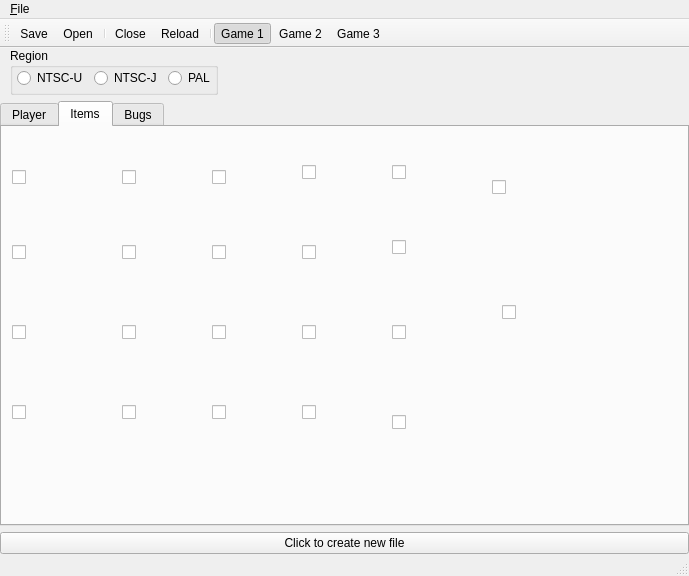
Old version of the form save editor/SS_SaveEditor/mainwindow.ui in the repository Antidote/skyward-sword-save-editor.
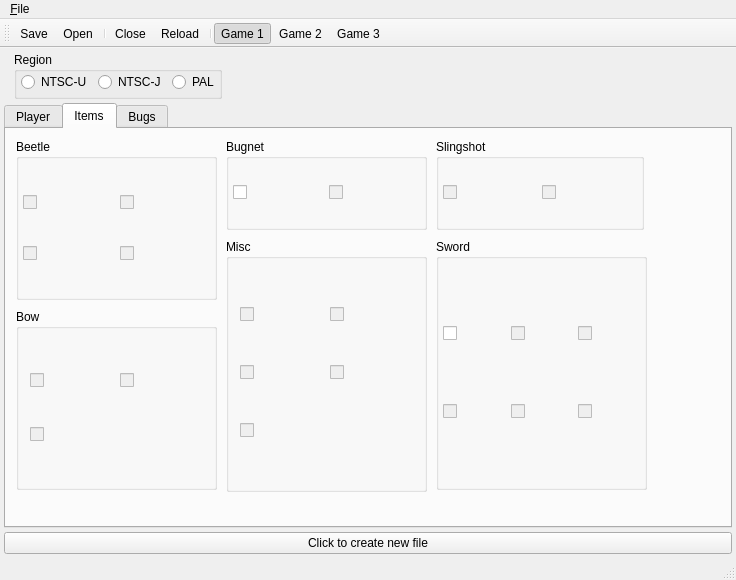
New version of the form. Icons and pictures are not drawn.

Commit message: Changed Items Tab, and added Room ID

Patch:
```diff
--- a/save editor/SS_SaveEditor/mainwindow.ui
+++ b/save editor/SS_SaveEditor/mainwindow.ui
@@ -6,17 +6,20 @@
    <rect>
     <x>0</x>
     <y>0</y>
-    <width>689</width>
-    <height>547</height>
+    <width>736</width>
+    <height>561</height>
    </rect>
   </property>
   <property name="windowTitle">
    <string>WiiKing2 Editor</string>
   </property>
   <widget class="QWidget" name="centralWidget">
-   <layout class="QVBoxLayout" name="verticalLayout_8">
+   <layout class="QVBoxLayout" name="verticalLayout_12">
+    <property name="spacing">
+     <number>4</number>
+    </property>
     <property name="margin">
-     <number>0</number>
+     <number>4</number>
     </property>
     <item>
      <layout class="QHBoxLayout" name="horizontalLayout_4">
@@ -857,445 +860,518 @@
        <attribute name="title">
         <string>Items</string>
        </attribute>
-       <widget class="QCheckBox" name="trainingSwdChkBox">
+       <widget class="QGroupBox" name="groupBox">
         <property name="geometry">
          <rect>
-          <x>10</x>
-          <y>10</y>
-          <width>71</width>
-          <height>81</height>
+          <x>430</x>
+          <y>110</y>
+          <width>211</width>
+          <height>251</height>
          </rect>
         </property>
-        <property name="icon">
-         <iconset resource="resources.qrc">
-          <normaloff>:/swords/PracticeSword</normaloff>:/swords/PracticeSword</iconset>
+        <property name="title">
+         <string>Sword</string>
         </property>
-        <property name="iconSize">
-         <size>
-          <width>32</width>
-          <height>160</height>
-         </size>
-        </property>
+        <layout class="QVBoxLayout" name="verticalLayout_8">
+         <property name="spacing">
+          <number>0</number>
+         </property>
+         <property name="margin">
+          <number>4</number>
+         </property>
+         <item>
+          <layout class="QHBoxLayout" name="horizontalLayout_6">
+           <item>
+            <widget class="QCheckBox" name="trainingSwdChkBox">
+             <property name="icon">
+              <iconset resource="resources.qrc">
+               <normaloff>:/swords/PracticeSword</normaloff>:/swords/PracticeSword</iconset>
+             </property>
+             <property name="iconSize">
+              <size>
+               <width>32</width>
+               <height>160</height>
+              </size>
+             </property>
+            </widget>
+           </item>
+           <item>
+            <widget class="QCheckBox" name="trainingSwdChkBox_10">
+             <property name="enabled">
+              <bool>false</bool>
+             </property>
+             <property name="icon">
+              <iconset resource="resources.qrc">
+               <normaloff>:/swords/GoddessSword</normaloff>:/swords/GoddessSword</iconset>
+             </property>
+             <property name="iconSize">
+              <size>
+               <width>32</width>
+               <height>160</height>
+              </size>
+             </property>
+            </widget>
+           </item>
+           <item>
+            <widget class="QCheckBox" name="trainingSwdChkBox_11">
+             <property name="enabled">
+              <bool>false</bool>
+             </property>
+             <property name="icon">
+              <iconset resource="resources.qrc">
+               <normaloff>:/swords/GoddessWhiteSword</normaloff>:/swords/GoddessWhiteSword</iconset>
+             </property>
+             <property name="iconSize">
+              <size>
+               <width>32</width>
+               <height>160</height>
+              </size>
+             </property>
+            </widget>
+           </item>
+          </layout>
+         </item>
+         <item>
+          <layout class="QHBoxLayout" name="horizontalLayout_12">
+           <item>
+            <widget class="QCheckBox" name="trainingSwdChkBox_12">
+             <property name="enabled">
+              <bool>false</bool>
+             </property>
+             <property name="icon">
+              <iconset resource="resources.qrc">
+               <normaloff>:/swords/LongSword</normaloff>:/swords/LongSword</iconset>
+             </property>
+             <property name="iconSize">
+              <size>
+               <width>32</width>
+               <height>160</height>
+              </size>
+             </property>
+            </widget>
+           </item>
+           <item>
+            <widget class="QCheckBox" name="trainingSwdChkBox_13">
+             <property name="enabled">
+              <bool>false</bool>
+             </property>
+             <property name="icon">
+              <iconset resource="resources.qrc">
+               <normaloff>:/swords/MasterSword</normaloff>:/swords/MasterSword</iconset>
+             </property>
+             <property name="iconSize">
+              <size>
+               <width>32</width>
+               <height>160</height>
+              </size>
+             </property>
+            </widget>
+           </item>
+           <item>
+            <widget class="QCheckBox" name="trainingSwdChkBox_27">
+             <property name="enabled">
+              <bool>false</bool>
+             </property>
+             <property name="icon">
+              <iconset resource="resources.qrc">
+               <normaloff>:/swords/TrueMasterSword</normaloff>:/swords/TrueMasterSword</iconset>
+             </property>
+             <property name="iconSize">
+              <size>
+               <width>32</width>
+               <height>160</height>
+              </size>
+             </property>
+            </widget>
+           </item>
+          </layout>
+         </item>
+        </layout>
        </widget>
-       <widget class="QCheckBox" name="bugNetChkBox">
+       <widget class="QGroupBox" name="groupBox_2">
         <property name="geometry">
          <rect>
           <x>10</x>
-          <y>90</y>
-          <width>81</width>
-          <height>71</height>
-         </rect>
-        </property>
-        <property name="icon">
-         <iconset resource="resources.qrc">
-          <normaloff>:/weapons/Bugnet</normaloff>:/weapons/Bugnet</iconset>
-        </property>
-        <property name="iconSize">
-         <size>
-          <width>64</width>
-          <height>64</height>
-         </size>
-        </property>
-       </widget>
-       <widget class="QCheckBox" name="bugNetChkBox_2">
-        <property name="geometry">
-         <rect>
-          <x>10</x>
-          <y>250</y>
-          <width>81</width>
-          <height>71</height>
-         </rect>
-        </property>
-        <property name="icon">
-         <iconset resource="resources.qrc">
-          <normaloff>:/weapons/Bomb</normaloff>:/weapons/Bomb</iconset>
-        </property>
-        <property name="iconSize">
-         <size>
-          <width>64</width>
-          <height>64</height>
-         </size>
-        </property>
-       </widget>
-       <widget class="QCheckBox" name="trainingSwdChkBox_2">
-        <property name="geometry">
-         <rect>
-          <x>10</x>
-          <y>170</y>
-          <width>81</width>
-          <height>71</height>
-         </rect>
-        </property>
-        <property name="icon">
-         <iconset resource="resources.qrc">
-          <normaloff>:/weapons/BigBugnet</normaloff>:/weapons/BigBugnet</iconset>
-        </property>
-        <property name="iconSize">
-         <size>
-          <width>64</width>
-          <height>64</height>
-         </size>
-        </property>
-       </widget>
-       <widget class="QCheckBox" name="bugNetChkBox_3">
-        <property name="geometry">
-         <rect>
-          <x>210</x>
-          <y>250</y>
-          <width>81</width>
-          <height>71</height>
-         </rect>
-        </property>
-        <property name="icon">
-         <iconset resource="resources.qrc">
-          <normaloff>:/weapons/IronBow</normaloff>:/weapons/IronBow</iconset>
-        </property>
-        <property name="iconSize">
-         <size>
-          <width>64</width>
-          <height>64</height>
-         </size>
-        </property>
-       </widget>
-       <widget class="QCheckBox" name="trainingSwdChkBox_3">
-        <property name="geometry">
-         <rect>
-          <x>210</x>
-          <y>90</y>
-          <width>81</width>
-          <height>71</height>
-         </rect>
-        </property>
-        <property name="icon">
-         <iconset resource="resources.qrc">
-          <normaloff>:/weapons/ToughBeetle</normaloff>:/weapons/ToughBeetle</iconset>
-        </property>
-        <property name="iconSize">
-         <size>
-          <width>64</width>
-          <height>64</height>
-         </size>
-        </property>
-       </widget>
-       <widget class="QCheckBox" name="bugNetChkBox_4">
-        <property name="geometry">
-         <rect>
-          <x>120</x>
-          <y>170</y>
-          <width>81</width>
-          <height>71</height>
-         </rect>
-        </property>
-        <property name="icon">
-         <iconset resource="resources.qrc">
-          <normaloff>:/weapons/Harp</normaloff>:/weapons/Harp</iconset>
-        </property>
-        <property name="iconSize">
-         <size>
-          <width>64</width>
-          <height>64</height>
-         </size>
-        </property>
-       </widget>
-       <widget class="QCheckBox" name="trainingSwdChkBox_4">
-        <property name="geometry">
-         <rect>
-          <x>120</x>
-          <y>90</y>
-          <width>81</width>
-          <height>71</height>
-         </rect>
-        </property>
-        <property name="icon">
-         <iconset resource="resources.qrc">
-          <normaloff>:/weapons/SpeedBeetle</normaloff>:/weapons/SpeedBeetle</iconset>
-        </property>
-        <property name="iconSize">
-         <size>
-          <width>64</width>
-          <height>64</height>
-         </size>
-        </property>
-       </widget>
-       <widget class="QCheckBox" name="bugNetChkBox_5">
-        <property name="geometry">
-         <rect>
-          <x>300</x>
           <y>10</y>
-          <width>81</width>
-          <height>71</height>
+          <width>201</width>
+          <height>161</height>
          </rect>
         </property>
-        <property name="icon">
-         <iconset resource="resources.qrc">
-          <normaloff>:/weapons/ScatterShot</normaloff>:/weapons/ScatterShot</iconset>
+        <property name="title">
+         <string>Beetle</string>
         </property>
-        <property name="iconSize">
-         <size>
-          <width>64</width>
-          <height>64</height>
-         </size>
-        </property>
+        <layout class="QVBoxLayout" name="verticalLayout_9">
+         <property name="spacing">
+          <number>4</number>
+         </property>
+         <property name="margin">
+          <number>4</number>
+         </property>
+         <item>
+          <layout class="QHBoxLayout" name="horizontalLayout_7">
+           <item>
+            <widget class="QCheckBox" name="beetleChkBox">
+             <property name="enabled">
+              <bool>false</bool>
+             </property>
+             <property name="icon">
+              <iconset resource="resources.qrc">
+               <normaloff>:/weapons/Beetle</normaloff>:/weapons/Beetle</iconset>
+             </property>
+             <property name="iconSize">
+              <size>
+               <width>64</width>
+               <height>64</height>
+              </size>
+             </property>
+            </widget>
+           </item>
+           <item>
+            <widget class="QCheckBox" name="hookBeetleChkBox">
+             <property name="enabled">
+              <bool>false</bool>
+             </property>
+             <property name="icon">
+              <iconset resource="resources.qrc">
+               <normaloff>:/weapons/HookBeetle</normaloff>:/weapons/HookBeetle</iconset>
+             </property>
+             <property name="iconSize">
+              <size>
+               <width>64</width>
+               <height>64</height>
+              </size>
+             </property>
+            </widget>
+           </item>
+          </layout>
+         </item>
+         <item>
+          <layout class="QHBoxLayout" name="horizontalLayout_9">
+           <item>
+            <widget class="QCheckBox" name="speedBeetleChkBox_4">
+             <property name="enabled">
+              <bool>false</bool>
+             </property>
+             <property name="icon">
+              <iconset resource="resources.qrc">
+               <normaloff>:/weapons/SpeedBeetle</normaloff>:/weapons/SpeedBeetle</iconset>
+             </property>
+             <property name="iconSize">
+              <size>
+               <width>64</width>
+               <height>64</height>
+              </size>
+             </property>
+            </widget>
+           </item>
+           <item>
+            <widget class="QCheckBox" name="toughBeetleChkBox_3">
+             <property name="enabled">
+              <bool>false</bool>
+             </property>
+             <property name="icon">
+              <iconset resource="resources.qrc">
+               <normaloff>:/weapons/ToughBeetle</normaloff>:/weapons/ToughBeetle</iconset>
+             </property>
+             <property name="iconSize">
+              <size>
+               <width>64</width>
+               <height>64</height>
+              </size>
+             </property>
+            </widget>
+           </item>
+          </layout>
+         </item>
+        </layout>
        </widget>
-       <widget class="QCheckBox" name="trainingSwdChkBox_5">
+       <widget class="QGroupBox" name="groupBox_3">
         <property name="geometry">
          <rect>
-          <x>300</x>
-          <y>250</y>
-          <width>81</width>
-          <height>71</height>
-         </rect>
-        </property>
-        <property name="icon">
-         <iconset resource="resources.qrc">
-          <normaloff>:/weapons/Whip</normaloff>:/weapons/Whip</iconset>
-        </property>
-        <property name="iconSize">
-         <size>
-          <width>64</width>
-          <height>64</height>
-         </size>
-        </property>
-       </widget>
-       <widget class="QCheckBox" name="bugNetChkBox_6">
-        <property name="geometry">
-         <rect>
-          <x>210</x>
-          <y>170</y>
-          <width>81</width>
-          <height>71</height>
-         </rect>
-        </property>
-        <property name="icon">
-         <iconset resource="resources.qrc">
-          <normaloff>:/weapons/SacredBow</normaloff>:/weapons/SacredBow</iconset>
-        </property>
-        <property name="iconSize">
-         <size>
-          <width>64</width>
-          <height>64</height>
-         </size>
-        </property>
-       </widget>
-       <widget class="QCheckBox" name="trainingSwdChkBox_6">
-        <property name="geometry">
-         <rect>
-          <x>120</x>
+          <x>430</x>
           <y>10</y>
-          <width>81</width>
-          <height>81</height>
+          <width>208</width>
+          <height>91</height>
          </rect>
         </property>
-        <property name="icon">
-         <iconset resource="resources.qrc">
-          <normaloff>:/weapons/Beetle</normaloff>:/weapons/Beetle</iconset>
+        <property name="title">
+         <string>Slingshot</string>
         </property>
-        <property name="iconSize">
-         <size>
-          <width>64</width>
-          <height>64</height>
-         </size>
-        </property>
+        <layout class="QHBoxLayout" name="horizontalLayout_8">
+         <property name="spacing">
+          <number>4</number>
+         </property>
+         <property name="margin">
+          <number>4</number>
+         </property>
+         <item>
+          <widget class="QCheckBox" name="slingShotChkBox">
+           <property name="enabled">
+            <bool>false</bool>
+           </property>
+           <property name="icon">
+            <iconset resource="resources.qrc">
+             <normaloff>:/weapons/SlingShot</normaloff>:/weapons/SlingShot</iconset>
+           </property>
+           <property name="iconSize">
+            <size>
+             <width>64</width>
+             <height>64</height>
+            </size>
+           </property>
+          </widget>
+         </item>
+         <item>
+          <widget class="QCheckBox" name="scatterShotChkBox">
+           <property name="enabled">
+            <bool>false</bool>
+           </property>
+           <property name="icon">
+            <iconset resource="resources.qrc">
+             <normaloff>:/weapons/ScatterShot</normaloff>:/weapons/ScatterShot</iconset>
+           </property>
+           <property name="iconSize">
+            <size>
+             <width>64</width>
+             <height>64</height>
+            </size>
+           </property>
+          </widget>
+         </item>
+        </layout>
        </widget>
-       <widget class="QCheckBox" name="bugNetChkBox_7">
+       <widget class="QGroupBox" name="groupBox_4">
         <property name="geometry">
          <rect>
-          <x>300</x>
-          <y>90</y>
-          <width>81</width>
-          <height>71</height>
-         </rect>
-        </property>
-        <property name="icon">
-         <iconset resource="resources.qrc">
-          <normaloff>:/weapons/SlingShot</normaloff>:/weapons/SlingShot</iconset>
-        </property>
-        <property name="iconSize">
-         <size>
-          <width>64</width>
-          <height>64</height>
-         </size>
-        </property>
-       </widget>
-       <widget class="QCheckBox" name="trainingSwdChkBox_7">
-        <property name="geometry">
-         <rect>
-          <x>210</x>
+          <x>220</x>
           <y>10</y>
-          <width>81</width>
-          <height>81</height>
-         </rect>
-        </property>
-        <property name="icon">
-         <iconset resource="resources.qrc">
-          <normaloff>:/weapons/HookBeetle</normaloff>:/weapons/HookBeetle</iconset>
-        </property>
-        <property name="iconSize">
-         <size>
-          <width>64</width>
-          <height>64</height>
-         </size>
-        </property>
-       </widget>
-       <widget class="QCheckBox" name="bugNetChkBox_8">
-        <property name="geometry">
-         <rect>
-          <x>120</x>
-          <y>250</y>
-          <width>81</width>
-          <height>71</height>
-         </rect>
-        </property>
-        <property name="icon">
-         <iconset resource="resources.qrc">
-          <normaloff>:/weapons/Bow</normaloff>:/weapons/Bow</iconset>
-        </property>
-        <property name="iconSize">
-         <size>
-          <width>64</width>
-          <height>64</height>
-         </size>
-        </property>
-       </widget>
-       <widget class="QCheckBox" name="trainingSwdChkBox_8">
-        <property name="geometry">
-         <rect>
-          <x>300</x>
-          <y>170</y>
-          <width>91</width>
-          <height>71</height>
-         </rect>
-        </property>
-        <property name="icon">
-         <iconset resource="resources.qrc">
-          <normaloff>:/weapons/DoubleClawshot</normaloff>:/weapons/DoubleClawshot</iconset>
-        </property>
-        <property name="iconSize">
-         <size>
-          <width>64</width>
-          <height>64</height>
-         </size>
-        </property>
-       </widget>
-       <widget class="QCheckBox" name="trainingSwdChkBox_9">
-        <property name="geometry">
-         <rect>
-          <x>390</x>
-          <y>10</y>
-          <width>81</width>
-          <height>71</height>
-         </rect>
-        </property>
-        <property name="icon">
-         <iconset resource="resources.qrc">
-          <normaloff>:/weapons/GustBellows</normaloff>:/weapons/GustBellows</iconset>
-        </property>
-        <property name="iconSize">
-         <size>
-          <width>64</width>
-          <height>64</height>
-         </size>
-        </property>
-       </widget>
-       <widget class="QCheckBox" name="trainingSwdChkBox_10">
-        <property name="geometry">
-         <rect>
-          <x>390</x>
-          <y>80</y>
-          <width>71</width>
-          <height>81</height>
-         </rect>
-        </property>
-        <property name="icon">
-         <iconset resource="resources.qrc">
-          <normaloff>:/swords/GoddessLongSword</normaloff>:/swords/GoddessLongSword</iconset>
-        </property>
-        <property name="iconSize">
-         <size>
-          <width>32</width>
-          <height>160</height>
-         </size>
-        </property>
-       </widget>
-       <widget class="QCheckBox" name="trainingSwdChkBox_11">
-        <property name="geometry">
-         <rect>
-          <x>390</x>
-          <y>160</y>
-          <width>71</width>
+          <width>201</width>
           <height>91</height>
          </rect>
         </property>
-        <property name="icon">
-         <iconset resource="resources.qrc">
-          <normaloff>:/swords/GoddessWhiteSword</normaloff>:/swords/GoddessWhiteSword</iconset>
+        <property name="title">
+         <string>Bugnet</string>
         </property>
-        <property name="iconSize">
-         <size>
-          <width>32</width>
-          <height>160</height>
-         </size>
-        </property>
+        <layout class="QHBoxLayout" name="horizontalLayout_10">
+         <property name="spacing">
+          <number>4</number>
+         </property>
+         <property name="margin">
+          <number>4</number>
+         </property>
+         <item>
+          <widget class="QCheckBox" name="bugNetChkBox">
+           <property name="enabled">
+            <bool>true</bool>
+           </property>
+           <property name="icon">
+            <iconset resource="resources.qrc">
+             <normaloff>:/weapons/Bugnet</normaloff>:/weapons/Bugnet</iconset>
+           </property>
+           <property name="iconSize">
+            <size>
+             <width>64</width>
+             <height>64</height>
+            </size>
+           </property>
+          </widget>
+         </item>
+         <item>
+          <widget class="QCheckBox" name="bigBugnetChkBox">
+           <property name="enabled">
+            <bool>false</bool>
+           </property>
+           <property name="icon">
+            <iconset resource="resources.qrc">
+             <normaloff>:/weapons/BigBugnet</normaloff>:/weapons/BigBugnet</iconset>
+           </property>
+           <property name="iconSize">
+            <size>
+             <width>64</width>
+             <height>64</height>
+            </size>
+           </property>
+          </widget>
+         </item>
+        </layout>
        </widget>
-       <widget class="QCheckBox" name="trainingSwdChkBox_12">
+       <widget class="QGroupBox" name="groupBox_5">
         <property name="geometry">
          <rect>
-          <x>390</x>
-          <y>250</y>
-          <width>71</width>
-          <height>91</height>
+          <x>10</x>
+          <y>180</y>
+          <width>201</width>
+          <height>181</height>
          </rect>
         </property>
-        <property name="icon">
-         <iconset resource="resources.qrc">
-          <normaloff>:/swords/LongSword</normaloff>:/swords/LongSword</iconset>
+        <property name="title">
+         <string>Bow</string>
         </property>
-        <property name="iconSize">
-         <size>
-          <width>32</width>
-          <height>160</height>
-         </size>
-        </property>
+        <layout class="QVBoxLayout" name="verticalLayout_10">
+         <item>
+          <layout class="QHBoxLayout" name="horizontalLayout_11">
+           <item>
+            <widget class="QCheckBox" name="bowChkBox">
+             <property name="enabled">
+              <bool>false</bool>
+             </property>
+             <property name="icon">
+              <iconset resource="resources.qrc">
+               <normaloff>:/weapons/Bow</normaloff>:/weapons/Bow</iconset>
+             </property>
+             <property name="iconSize">
+              <size>
+               <width>64</width>
+               <height>64</height>
+              </size>
+             </property>
+            </widget>
+           </item>
+           <item>
+            <widget class="QCheckBox" name="ironBowChkBox">
+             <property name="enabled">
+              <bool>false</bool>
+             </property>
+             <property name="icon">
+              <iconset resource="resources.qrc">
+               <normaloff>:/weapons/IronBow</normaloff>:/weapons/IronBow</iconset>
+             </property>
+             <property name="iconSize">
+              <size>
+               <width>64</width>
+               <height>64</height>
+              </size>
+             </property>
+            </widget>
+           </item>
+          </layout>
+         </item>
+         <item>
+          <widget class="QCheckBox" name="sacredBowChkBox">
+           <property name="enabled">
+            <bool>false</bool>
+           </property>
+           <property name="icon">
+            <iconset resource="resources.qrc">
+             <normaloff>:/weapons/SacredBow</normaloff>:/weapons/SacredBow</iconset>
+           </property>
+           <property name="iconSize">
+            <size>
+             <width>64</width>
+             <height>64</height>
+            </size>
+           </property>
+          </widget>
+         </item>
+        </layout>
        </widget>
-       <widget class="QCheckBox" name="trainingSwdChkBox_13">
+       <widget class="QGroupBox" name="groupBox_6">
         <property name="geometry">
          <rect>
-          <x>490</x>
-          <y>10</y>
-          <width>71</width>
-          <height>101</height>
+          <x>220</x>
+          <y>110</y>
+          <width>201</width>
+          <height>253</height>
          </rect>
         </property>
-        <property name="icon">
-         <iconset resource="resources.qrc">
-          <normaloff>:/swords/MasterSword</normaloff>:/swords/MasterSword</iconset>
+        <property name="title">
+         <string>Misc</string>
         </property>
-        <property name="iconSize">
-         <size>
-          <width>32</width>
-          <height>160</height>
-         </size>
-        </property>
-       </widget>
-       <widget class="QCheckBox" name="trainingSwdChkBox_27">
-        <property name="geometry">
-         <rect>
-          <x>500</x>
-          <y>130</y>
-          <width>71</width>
-          <height>111</height>
-         </rect>
-        </property>
-        <property name="icon">
-         <iconset resource="resources.qrc">
-          <normaloff>:/swords/TrueMasterSword</normaloff>:/swords/TrueMasterSword</iconset>
-        </property>
-        <property name="iconSize">
-         <size>
-          <width>32</width>
-          <height>160</height>
-         </size>
-        </property>
+        <layout class="QVBoxLayout" name="verticalLayout_11">
+         <item>
+          <layout class="QHBoxLayout" name="horizontalLayout_13">
+           <item>
+            <widget class="QCheckBox" name="bombChkBox">
+             <property name="enabled">
+              <bool>false</bool>
+             </property>
+             <property name="icon">
+              <iconset resource="resources.qrc">
+               <normaloff>:/weapons/Bomb</normaloff>:/weapons/Bomb</iconset>
+             </property>
+             <property name="iconSize">
+              <size>
+               <width>64</width>
+               <height>64</height>
+              </size>
+             </property>
+            </widget>
+           </item>
+           <item>
+            <widget class="QCheckBox" name="harpChkBox">
+             <property name="enabled">
+              <bool>false</bool>
+             </property>
+             <property name="icon">
+              <iconset resource="resources.qrc">
+               <normaloff>:/weapons/Harp</normaloff>:/weapons/Harp</iconset>
+             </property>
+             <property name="iconSize">
+              <size>
+               <width>64</width>
+               <height>64</height>
+              </size>
+             </property>
+            </widget>
+           </item>
+          </layout>
+         </item>
+         <item>
+          <layout class="QHBoxLayout" name="horizontalLayout_14">
+           <item>
+            <widget class="QCheckBox" name="gustBellowsChkBox">
+             <property name="enabled">
+              <bool>false</bool>
+             </property>
+             <property name="icon">
+              <iconset resource="resources.qrc">
+               <normaloff>:/weapons/GustBellows</normaloff>:/weapons/GustBellows</iconset>
+             </property>
+             <property name="iconSize">
+              <size>
+               <width>64</width>
+               <height>64</height>
+              </size>
+             </property>
+            </widget>
+           </item>
+           <item>
+            <widget class="QCheckBox" name="clawShotChkBox">
+             <property name="enabled">
+              <bool>false</bool>
+             </property>
+             <property name="icon">
+              <iconset resource="resources.qrc">
+               <normaloff>:/weapons/DoubleClawshot</normaloff>:/weapons/DoubleClawshot</iconset>
+             </property>
+             <property name="iconSize">
+              <size>
+               <width>64</width>
+               <height>64</height>
+              </size>
+             </property>
+            </widget>
+           </item>
+          </layout>
+         </item>
+         <item>
+          <widget class="QCheckBox" name="whipChkBox">
+           <property name="enabled">
+            <bool>false</bool>
+           </property>
+           <property name="icon">
+            <iconset resource="resources.qrc">
+             <normaloff>:/weapons/Whip</normaloff>:/weapons/Whip</iconset>
+           </property>
+           <property name="iconSize">
+            <size>
+             <width>64</width>
+             <height>64</height>
+            </size>
+           </property>
+          </widget>
+         </item>
+        </layout>
        </widget>
       </widget>
       <widget class="QWidget" name="insectsTab">
@@ -1422,7 +1498,7 @@
     <rect>
      <x>0</x>
      <y>0</y>
-     <width>689</width>
+     <width>736</width>
      <height>21</height>
     </rect>
    </property>
```
Left out of the diff: 22 changed lines with no effect on the pictures. The commit also changes 4 other files.
